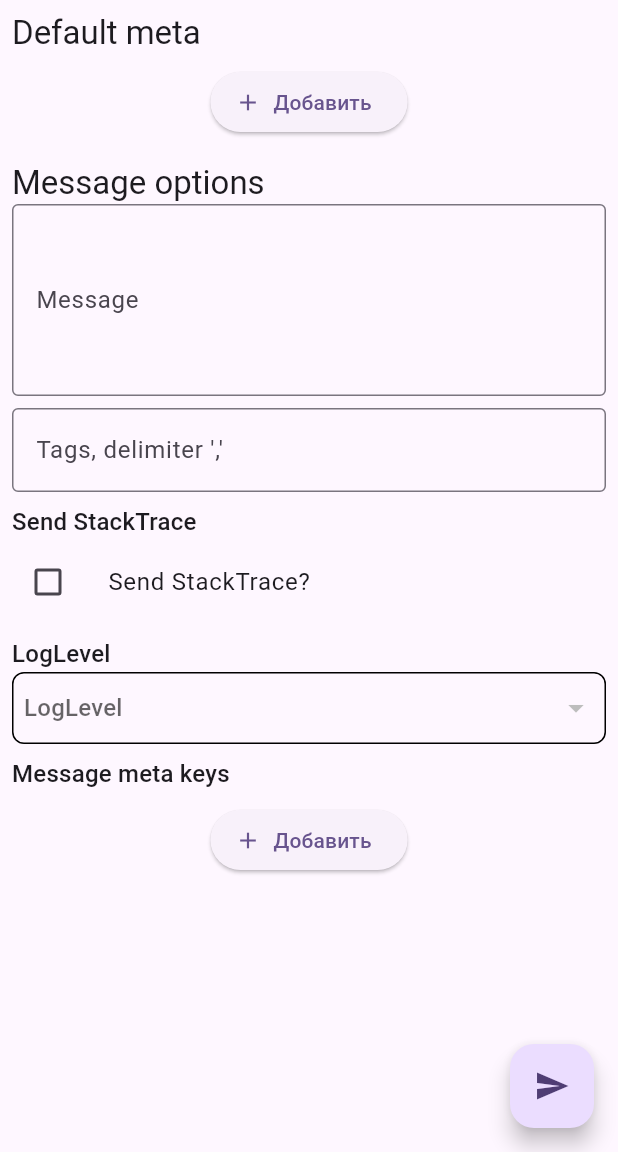
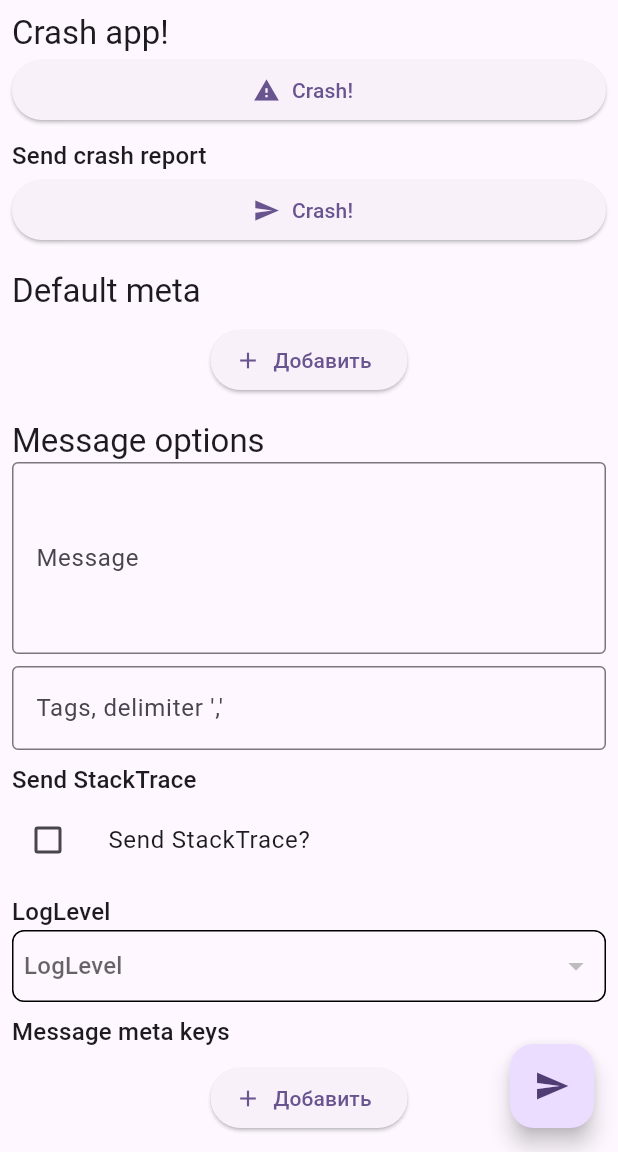
Before and after one commit to AntonMenshickov/flux_example_app, a Flutter app: the screen it shows after launch, after a tap on the "send" icon, on a phone screen of 412 x 824 dp, the part 84-1236 px from its top. Run offline on Flutter 3.47's test engine with Material 3 defaults, Android fonts, the phone set to English and light mode, and no system bars; our stand-ins replace device_info_plus; missing offline and left inert: android_id, flux_crash_handler, flux_plugin; statements that could not run were skipped.

Commit message:
Added crash handler.

```diff
--- a/lib/main.dart
+++ b/lib/main.dart
@@ -5,6 +5,7 @@ import 'dart:isolate';
 import 'package:android_id/android_id.dart';
 import 'package:device_info_plus/device_info_plus.dart';
 import 'package:flutter/material.dart';
+import 'package:flux_crash_handler/flux_crash_handler.dart';
 import 'package:flux_plugin/flux_plugin.dart';
 import 'package:flux_test_app/key_value_editor.dart';
 import 'package:path_provider/path_provider.dart' as path_provider;
@@ -13,6 +14,8 @@ void main() {
   runZonedGuarded(
     () async {
       WidgetsFlutterBinding.ensureInitialized();
+
+      await FluxCrashHandler.instance.initialize();
 
       final deviceId = await getId();
 
@@ -154,6 +157,8 @@ class MyHomePage extends StatefulWidget {
 
 class _MyHomePageState extends State<MyHomePage> {
   late final TextEditingController _messageController;
+  CrashReport? _crashReport;
+
   LogLevel _logLevel = LogLevel.info;
   final Map<String, String> _messageMetaKeys = {};
   final List<String> _messageTags = [];
@@ -166,12 +171,21 @@ class _MyHomePageState extends State<MyHomePage> {
   void initState() {
     super.initState();
     _messageController = TextEditingController();
+    _getLashCrash();
   }
 
   @override
   void dispose() {
     _messageController.dispose();
     super.dispose();
+  }
+
+  void _getLashCrash() async {
+    final lastCrash = await FluxCrashHandler.instance.getLastCrash();
+
+    setState(() {
+      _crashReport = lastCrash;
+    });
   }
 
   void _sendEvent() {
@@ -238,6 +252,32 @@ class _MyHomePageState extends State<MyHomePage> {
             mainAxisAlignment: MainAxisAlignment.start,
             crossAxisAlignment: CrossAxisAlignment.stretch,
             children: <Widget>[
+              Text('Crash app!', style: textStyle.titleLarge),
+              ElevatedButton.icon(
+                onPressed: () {
+                  FluxCrashHandler.instance.triggerTestCrash();
+                },
+                label: Text('Crash!'),
+                icon: Icon(Icons.warning),
+              ),
+              if (_crashReport != null) ...[
+                const SizedBox(height: 8.0),
+                Text('Send crash report', style: textStyle.titleMedium),
+                ElevatedButton.icon(
+                  onPressed: () {
+                    FluxLogs.instance.crash(
+                      _crashReport!.error,
+                      stackTrace: StackTrace.fromString(
+                        _crashReport!.stackTrace,
+                      ),
+                      timestamp: DateTime.tryParse(_crashReport!.timestamp),
+                    );
+                  },
+                  label: Text('Crash!'),
+                  icon: Icon(Icons.send),
+                ),
+              ],
+              const SizedBox(height: 16.0),
               Text('Default meta', style: textStyle.titleLarge),
               KeyValueEditor(
                 onChanged: (Map<String, String> value) {
--- a/pubspec.yaml
+++ b/pubspec.yaml
@@ -36,6 +36,8 @@ dependencies:
   cupertino_icons: ^1.0.8
   flux_plugin:
     git: https://github.com/AntonMenshickov/flux_plugin.git
+  flux_crash_handler:
+    git: https://github.com/AntonMenshickov/flux_crash_handler.git
   path: ^1.9.1
   path_provider: ^2.1.5
   android_id: ^0.4.0
```
Also changed, not shown: pubspec.lock.
